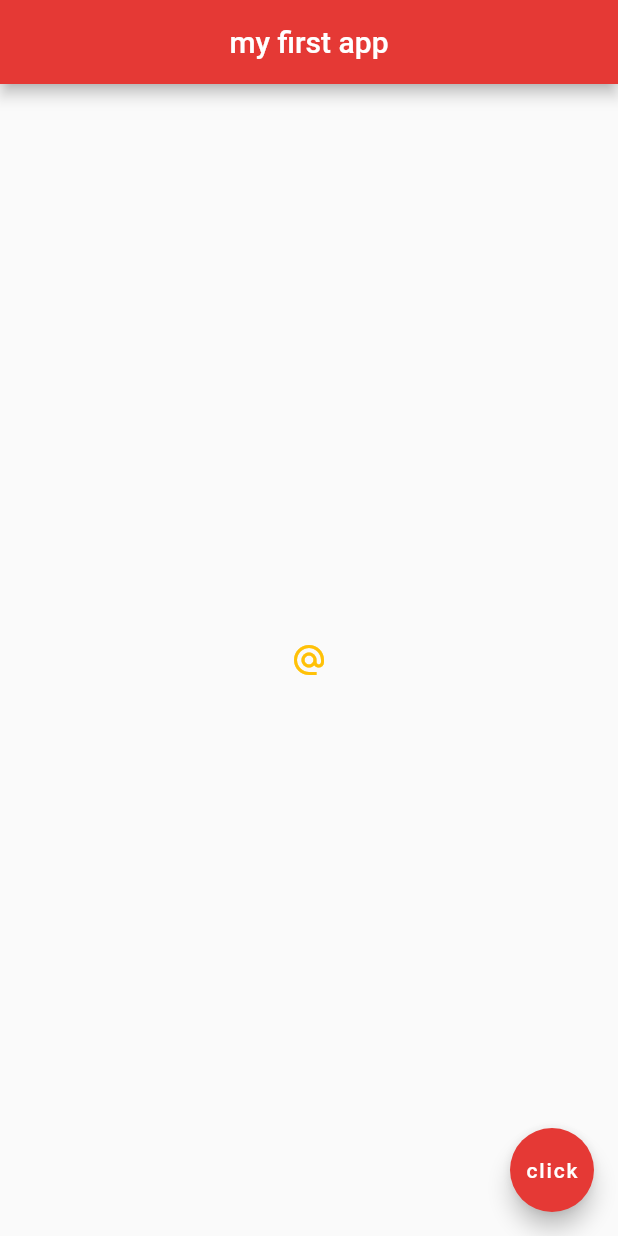
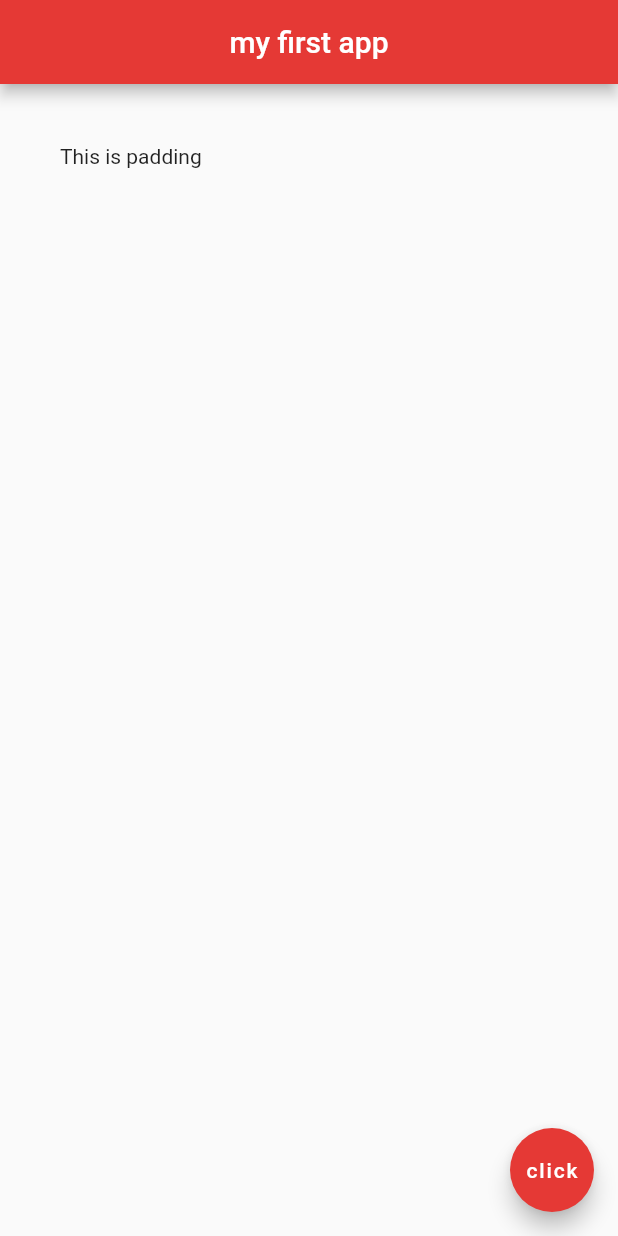
Before and after one commit to saravanamit/Flutter_basics, a Flutter app: the screen it shows after launch, on a phone screen of 412 x 824 dp. Run offline on Flutter 3.47's test engine with Material 2 defaults, Android fonts, the light colour scheme and no system bars.

Commit message:
Container&Padding

```diff
--- a/lib/main.dart
+++ b/lib/main.dart
@@ -1,7 +1,8 @@
 
 import 'package:flutter/material.dart';
+import 'package:flutter/painting.dart';
 
-void main() => runApp(MaterialApp(
+void main() => runApp( const MaterialApp(
   home: Home(),
 ));
 
@@ -16,15 +17,11 @@ class Home extends StatelessWidget {
           centerTitle: true,
           backgroundColor: Colors.red[600]
       ),
-      body: Center(
-        child: IconButton(
-          onPressed: () {
-            print('you clicked me');
-          },
-          icon: Icon(Icons.alternate_email),
-          color: Colors.amber,
-        ),
-      ),
+      body: Padding(
+        padding: const EdgeInsets.all(40.0),
+        child: Text("This is padding"),),
+
+
       floatingActionButton: FloatingActionButton(
         backgroundColor: Colors.red[600],
         onPressed: () {  },
@@ -34,31 +31,19 @@ class Home extends StatelessWidget {
   }
 }
 
-// snippets for icons and buttons
-
-//  Icon(
-//    Icons.airport_shuttle,
-//    color: Colors.lightBlue,
-//    size: 50.0
-//  ),
-
-//  RaisedButton(
-//    onPressed: () {
-//      print('you clicked me');
-//    },
-//    child: Text('click me'),
-//    color: Colors.lightBlue,
-//  ),
-
-//  FlatButton(
-//    onPressed: () {},
-//    child: Text('click me again'),
-//    color: Colors.amber
-//  ),
-
-//  RaisedButton.icon(
-//    onPressed: () {},
-//    icon: Icon(Icons.mail),
-//    label: Text('mail me'),
-//    color: Colors.amber,
-//  ),
+//
+// Container
+//
+// Container(
+//        color: Colors.amber,
+//        padding: const EdgeInsets.all(20.0),
+//        margin: const EdgeInsets.fromLTRB(40.0, 30.0, 90.0, 10.0),
+//        child: const Text("This is Container"),
+//      ),
+//
+//
+//
+//
+//
+//
+//
```
Also changed, not shown: 4 other files.
